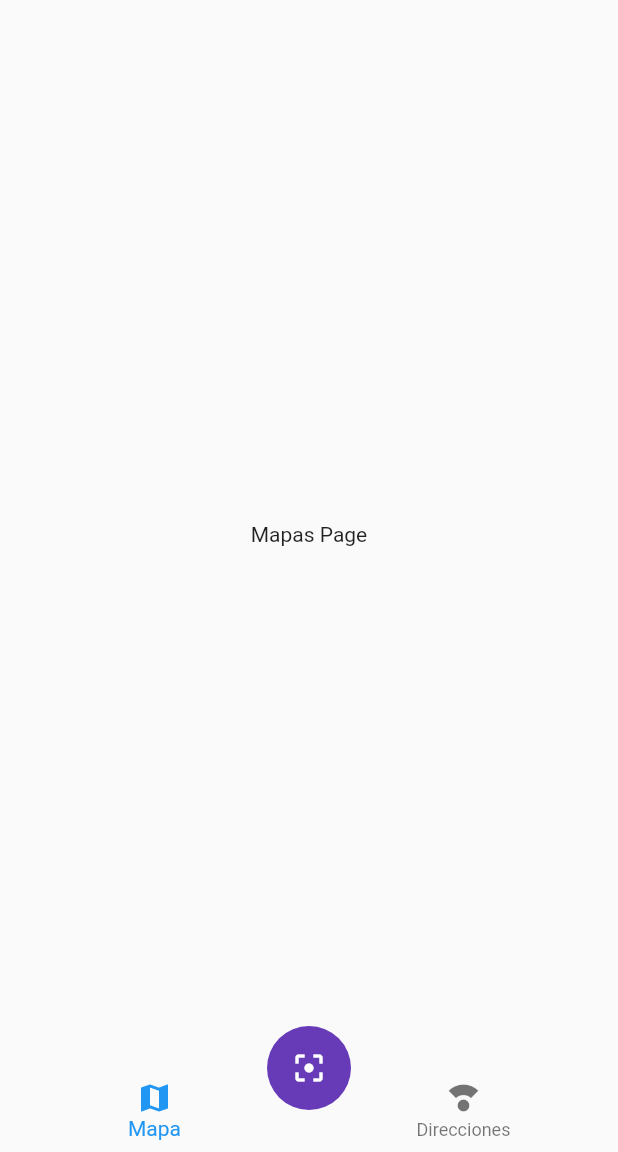
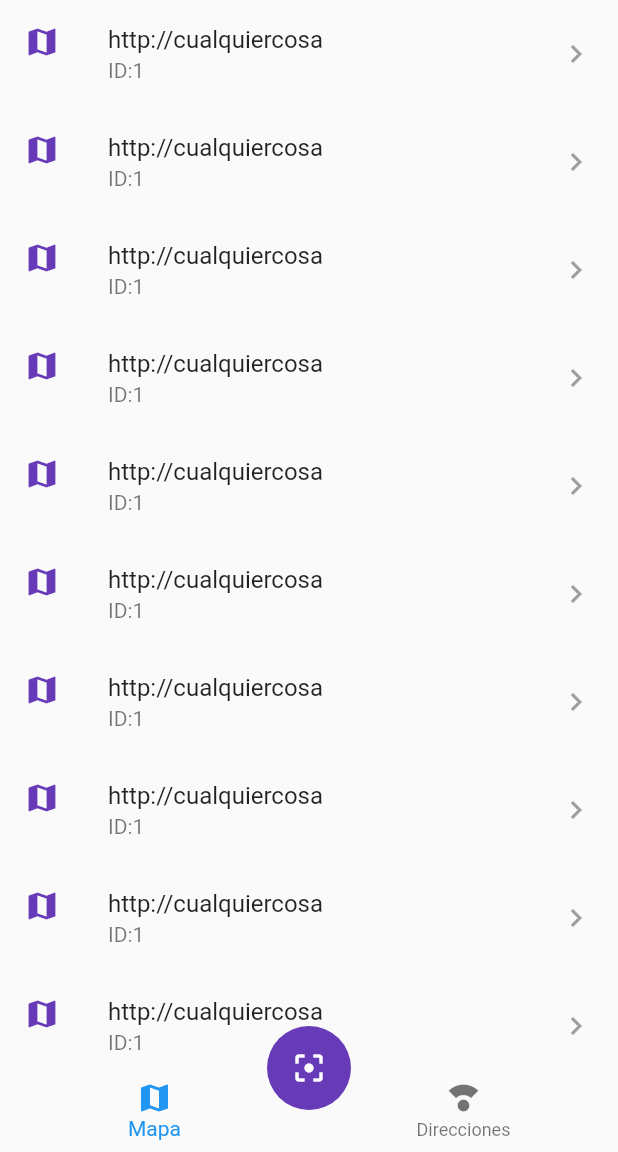
Before and after one commit to emersongonzal86/qr_reader, a Flutter app: the screen it shows after launch, on a phone screen of 412 x 824 dp, the part 84-1236 px from its top. Run offline on Flutter 3.47's test engine with Material 2 defaults, Android fonts, the phone set to English and light mode, and no system bars; our stand-ins replace sqflite; accounts and stored records are empty.

```diff
--- a/lib/pages/mapas_page.dart
+++ b/lib/pages/mapas_page.dart
@@ -1,14 +1,18 @@
 import 'package:flutter/material.dart';
 
 class MapasPage extends StatelessWidget {
-
   const MapasPage({Key? key}) : super(key: key);
 
   @override
   Widget build(BuildContext context) {
-    return const Center(
-      child: Text('Mapas Page'),
-
-    );
+    return ListView.builder(
+        itemCount: 10,
+        itemBuilder: (_, i) => ListTile(
+              leading: Icon(Icons.map, color: Theme.of(context).primaryColor),
+              title: Text('http://cualquiercosa'),
+              subtitle: Text('ID:1'),
+              trailing: Icon(Icons.keyboard_arrow_right, color: Colors.grey),
+              onTap: () => print('abrir algo...'),
+            ));
   }
 }
```
